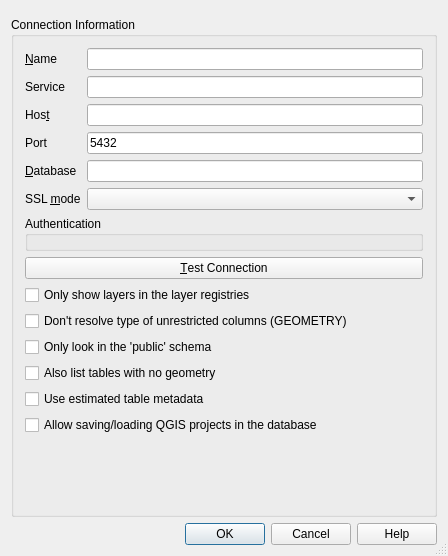
The window that src/ui/qgspgnewconnectionbase.ui (qgis/QGIS) describes before a commit, drawn with Qt 5.
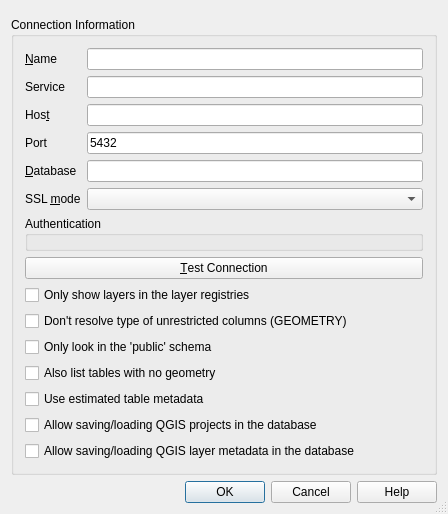
The same window after the commit. Custom widgets are drawn as their Qt base class.

Commit message: Layer MD browser filter

What changed in the file:
```diff
--- a/src/ui/qgspgnewconnectionbase.ui
+++ b/src/ui/qgspgnewconnectionbase.ui
@@ -7,7 +7,7 @@
     <x>0</x>
     <y>0</y>
     <width>448</width>
-    <height>556</height>
+    <height>510</height>
    </rect>
   </property>
   <property name="sizePolicy">
@@ -227,6 +227,13 @@
         </property>
        </widget>
       </item>
+      <item>
+       <widget class="QCheckBox" name="cb_metadataInDatabase">
+        <property name="text">
+         <string>Allow saving/loading QGIS layer metadata in the database</string>
+        </property>
+       </widget>
+      </item>
       <item>
        <spacer name="verticalSpacer">
         <property name="orientation">
```
The commit also changes 18 other files.
